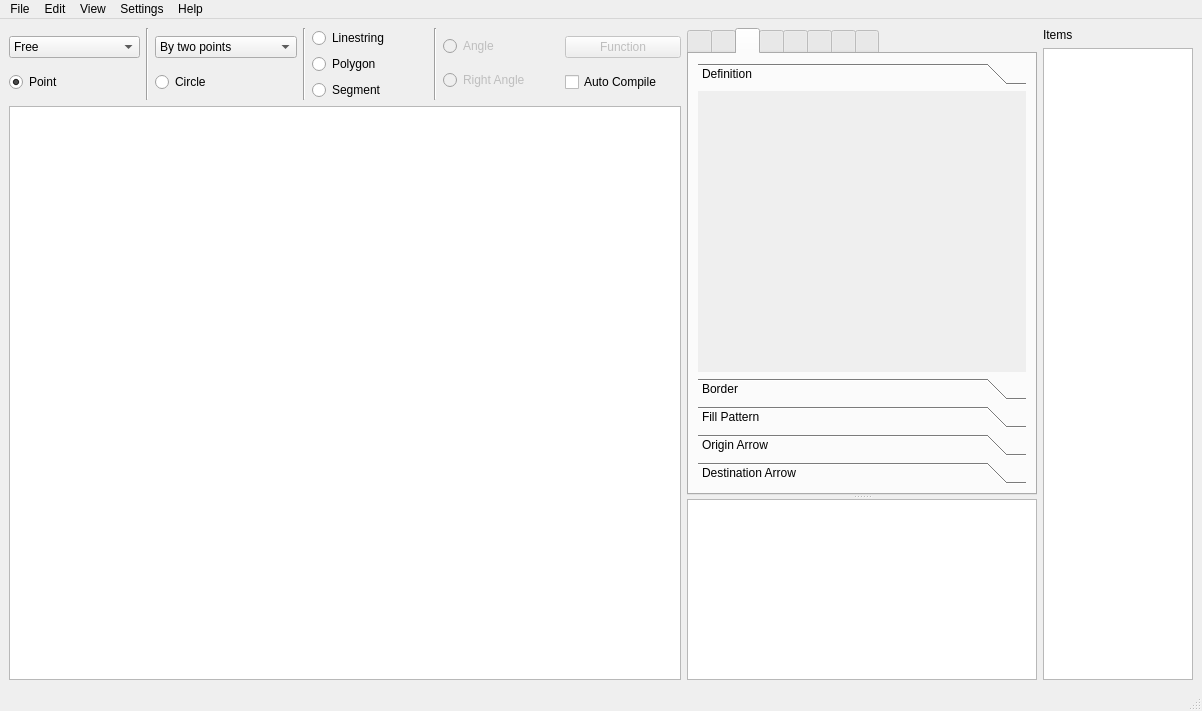
csekri/tkzgeom, file main.ui: the form before one commit.
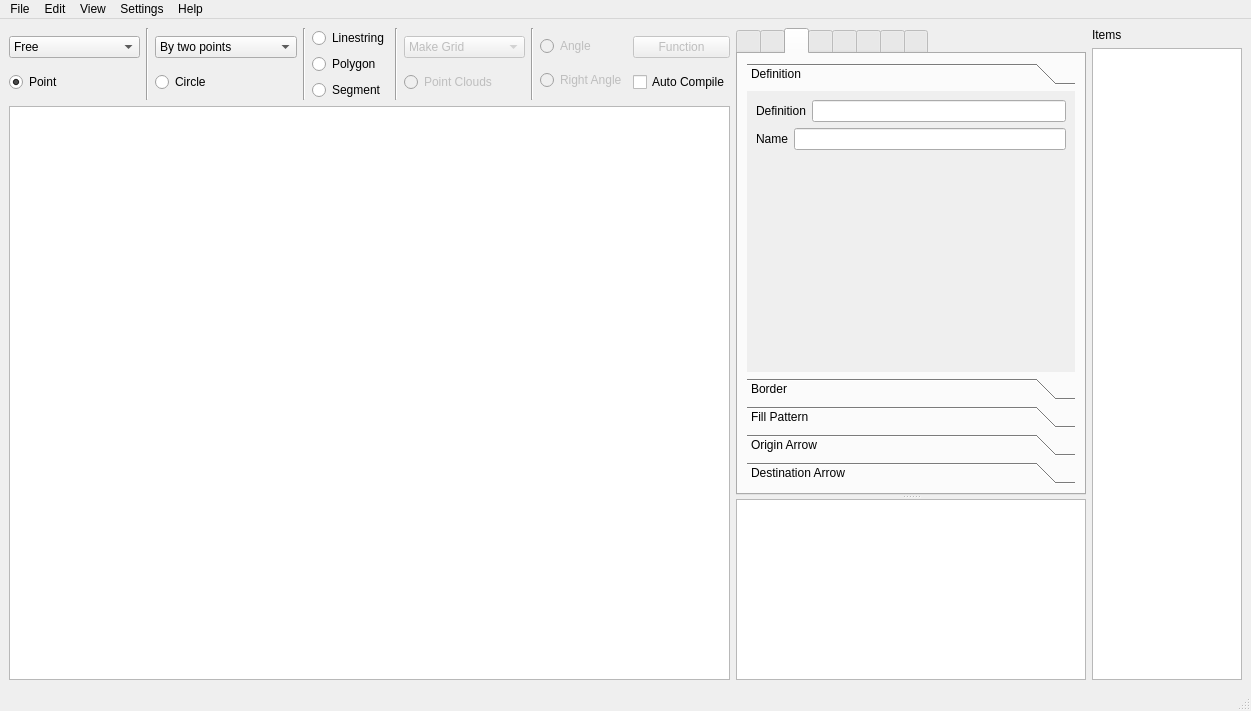
The form after the commit. The open tabs and pages were chosen to show the change. Icons and pictures are not drawn.

Commit message: Definition can be changed for objects, but still needs a couple of validity checks

What changed in the file:
```diff
--- a/main.ui
+++ b/main.ui
@@ -245,6 +245,68 @@
             </property>
            </widget>
           </item>
+          <item>
+           <layout class="QVBoxLayout" name="verticalLayout_89">
+            <item>
+             <widget class="QComboBox" name="circle_combo_2">
+              <property name="enabled">
+               <bool>false</bool>
+              </property>
+              <property name="focusPolicy">
+               <enum>Qt::NoFocus</enum>
+              </property>
+              <item>
+               <property name="text">
+                <string>Make Grid</string>
+               </property>
+              </item>
+              <item>
+               <property name="text">
+                <string>Regular Polygon</string>
+               </property>
+              </item>
+              <item>
+               <property name="text">
+                <string>Complete Graph</string>
+               </property>
+              </item>
+              <item>
+               <property name="text">
+                <string>Star Graph</string>
+               </property>
+              </item>
+              <item>
+               <property name="text">
+                <string>Turtle</string>
+               </property>
+              </item>
+             </widget>
+            </item>
+            <item>
+             <widget class="QRadioButton" name="circle_radio_2">
+              <property name="enabled">
+               <bool>false</bool>
+              </property>
+              <property name="focusPolicy">
+               <enum>Qt::NoFocus</enum>
+              </property>
+              <property name="text">
+               <string>Point Clouds</string>
+              </property>
+             </widget>
+            </item>
+           </layout>
+          </item>
+          <item>
+           <widget class="Line" name="line_4">
+            <property name="focusPolicy">
+             <enum>Qt::NoFocus</enum>
+            </property>
+            <property name="orientation">
+             <enum>Qt::Vertical</enum>
+            </property>
+           </widget>
+          </item>
           <item>
            <layout class="QVBoxLayout" name="verticalLayout_85">
             <item>
@@ -3816,13 +3878,56 @@
                <rect>
                 <x>0</x>
                 <y>0</y>
-                <width>100</width>
-                <height>30</height>
+                <width>125</width>
+                <height>74</height>
                </rect>
               </property>
               <attribute name="label">
                <string>Definition</string>
               </attribute>
+              <layout class="QVBoxLayout" name="verticalLayout_72">
+               <item>
+                <layout class="QHBoxLayout" name="horizontalLayout_88">
+                 <item>
+                  <widget class="QLabel" name="label_92">
+                   <property name="text">
+                    <string>Definition</string>
+                   </property>
+                  </widget>
+                 </item>
+                 <item>
+                  <widget class="QLineEdit" name="circle_def_str"/>
+                 </item>
+                </layout>
+               </item>
+               <item>
+                <layout class="QHBoxLayout" name="horizontalLayout_87">
+                 <item>
+                  <widget class="QLabel" name="label_91">
+                   <property name="text">
+                    <string>Name</string>
+                   </property>
+                  </widget>
+                 </item>
+                 <item>
+                  <widget class="QLineEdit" name="lineEdit_29"/>
+                 </item>
+                </layout>
+               </item>
+               <item>
+                <spacer name="verticalSpacer_14">
+                 <property name="orientation">
+                  <enum>Qt::Vertical</enum>
+                 </property>
+                 <property name="sizeHint" stdset="0">
+                  <size>
+                   <width>20</width>
+                   <height>40</height>
+                  </size>
+                 </property>
+                </spacer>
+               </item>
+              </layout>
              </widget>
              <widget class="QWidget" name="page_11">
               <property name="geometry">
```
Left out of the diff: 34 changed lines with no effect on the pictures. The commit also changes 21 other files.
